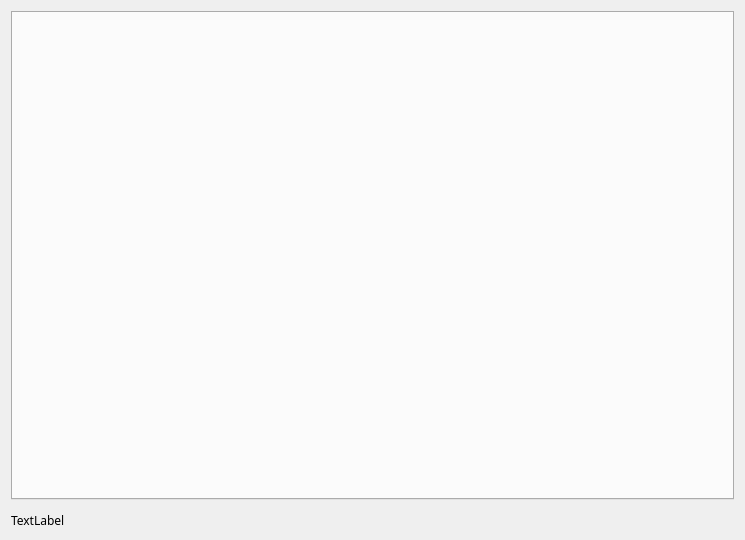
This is src/fb.ui in nextgis/formbuilder as Qt 5 draws it before an edit. The edited form follows.
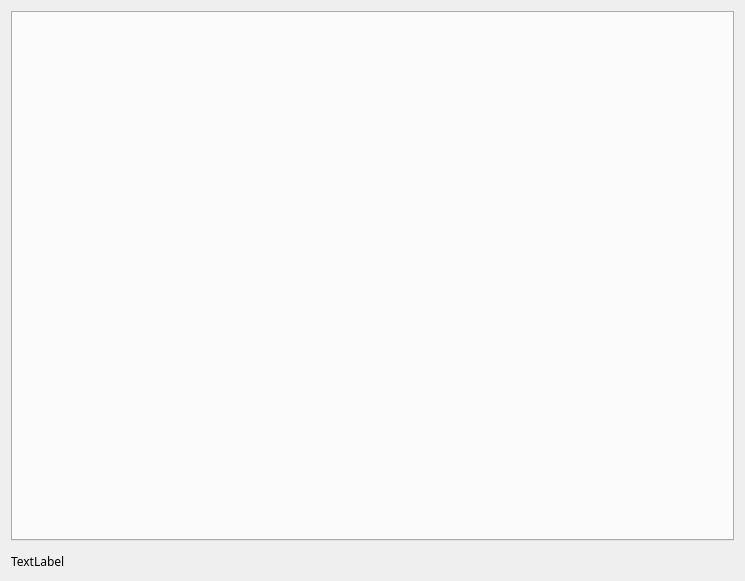
This is the edited form. Icons and pictures are not drawn.

What changed in the file:
```diff
--- a/src/fb.ui
+++ b/src/fb.ui
@@ -7,7 +7,7 @@
     <x>0</x>
     <y>0</y>
     <width>745</width>
-    <height>540</height>
+    <height>581</height>
    </rect>
   </property>
   <property name="windowTitle">
```
